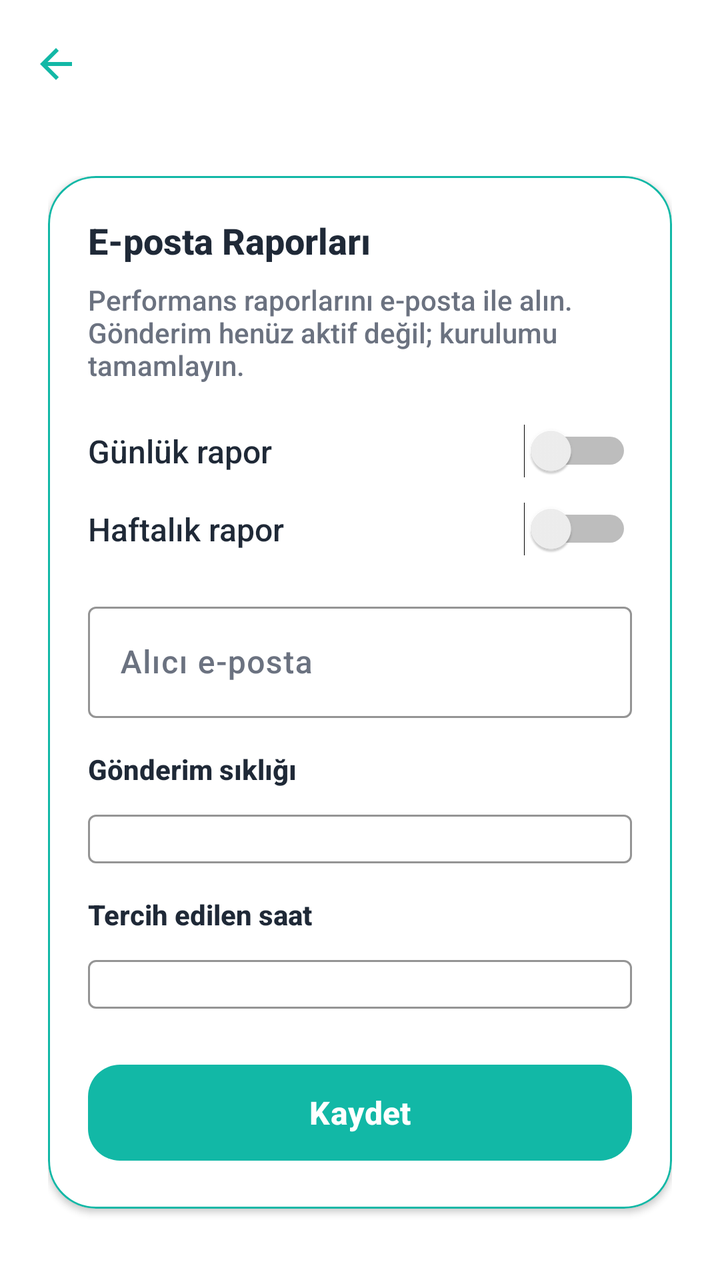
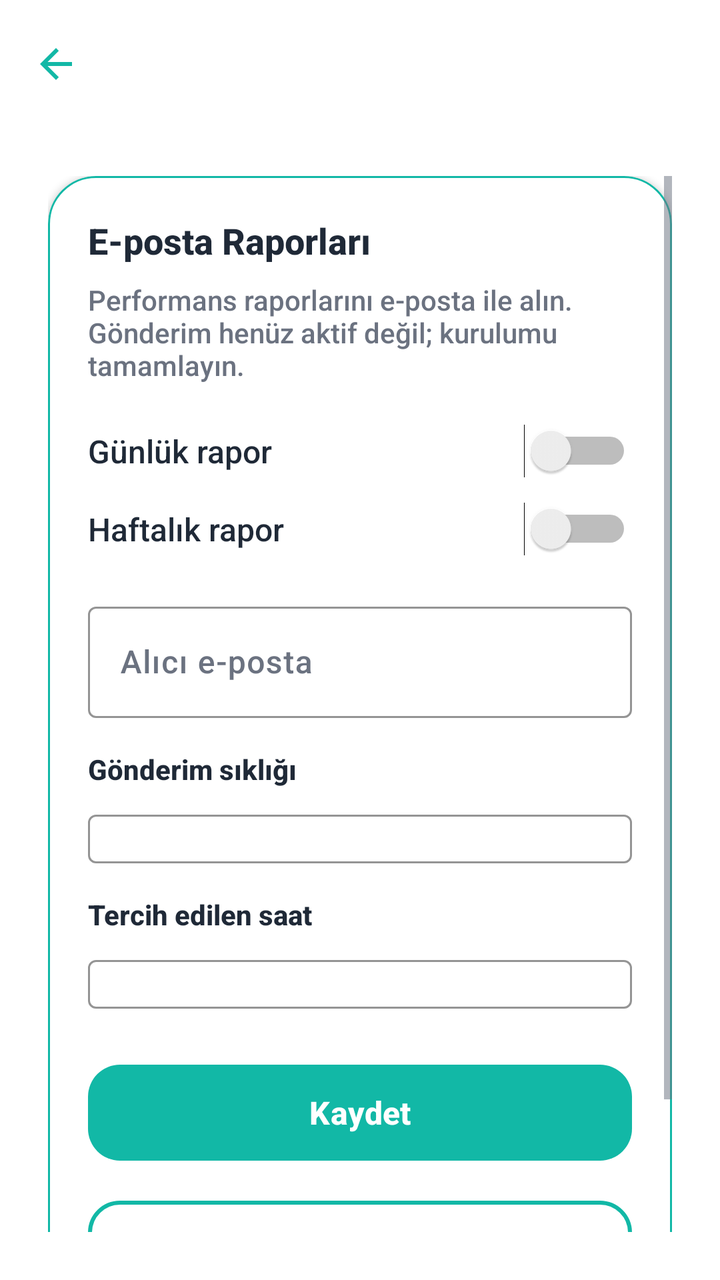

Screens rendered from an Android XML layout before and after an edit, with the pre-edit source and the edit as a unified diff.
<!-- AndroidManifest.xml: application theme Theme.BrainBuddy -->
<!-- res/layout/activity_email_reports_setup.xml -->
<?xml version="1.0" encoding="utf-8"?>
<LinearLayout xmlns:android="http://schemas.android.com/apk/res/android"
    xmlns:app="http://schemas.android.com/apk/res-auto"
    android:layout_width="match_parent"
    android:layout_height="match_parent"
    android:orientation="vertical"
    android:background="@color/white">

    <com.google.android.material.appbar.MaterialToolbar
        android:id="@+id/toolbar"
        android:layout_width="match_parent"
        android:layout_height="?attr/actionBarSize"
        android:background="@color/white"
        app:titleTextColor="@color/bb_text"
        app:navigationIcon="?attr/homeAsUpIndicator"
        app:navigationIconTint="@color/emerald_primary" />

    <ScrollView
        android:layout_width="match_parent"
        android:layout_height="match_parent"
        android:fillViewport="true"
        android:padding="@dimen/space_24">

        <LinearLayout
            android:layout_width="match_parent"
            android:layout_height="wrap_content"
            android:orientation="vertical">

            <com.google.android.material.card.MaterialCardView
                style="@style/Widget.BrainBuddy.Card"
                android:layout_width="match_parent"
                android:layout_height="wrap_content"
                app:strokeColor="@color/emerald_primary"
                app:strokeWidth="1dp"
                app:cardBackgroundColor="@color/white">

                <LinearLayout
                    android:layout_width="match_parent"
                    android:layout_height="wrap_content"
                    android:orientation="vertical"
                    android:padding="20dp">

                    <TextView
                        android:layout_width="match_parent"
                        android:layout_height="wrap_content"
                        android:text="@string/email_reports_setup_title"
                        android:textSize="18sp"
                        android:textStyle="bold"
                        android:textColor="@color/bb_text"/>

                    <TextView
                        android:layout_width="match_parent"
                        android:layout_height="wrap_content"
                        android:layout_marginTop="8dp"
                        android:text="@string/email_reports_setup_subtitle"
                        android:textSize="14sp"
                        android:textColor="@color/bb_text_muted"/>

                    <LinearLayout
                        android:layout_width="match_parent"
                        android:layout_height="wrap_content"
                        android:orientation="horizontal"
                        android:gravity="center_vertical"
                        android:layout_marginTop="20dp">

                        <TextView
                            android:layout_width="0dp"
                            android:layout_height="wrap_content"
                            android:layout_weight="1"
                            android:text="@string/email_reports_daily"
                            android:textSize="16sp"
                            android:textColor="@color/bb_text"/>

                        <Switch
                            android:id="@+id/switchDailyReport"
                            android:layout_width="wrap_content"
                            android:layout_height="wrap_content"/>
                    </LinearLayout>

                    <LinearLayout
                        android:layout_width="match_parent"
                        android:layout_height="wrap_content"
                        android:orientation="horizontal"
                        android:gravity="center_vertical"
                        android:layout_marginTop="12dp">

                        <TextView
                            android:layout_width="0dp"
                            android:layout_height="wrap_content"
                            android:layout_weight="1"
                            android:text="@string/email_reports_weekly"
                            android:textSize="16sp"
                            android:textColor="@color/bb_text"/>

                        <Switch
                            android:id="@+id/switchWeeklyReport"
                            android:layout_width="wrap_content"
                            android:layout_height="wrap_content"/>
                    </LinearLayout>

                    <com.google.android.material.textfield.TextInputLayout
                        android:id="@+id/emailLayout"
                        style="@style/Widget.Material3.TextInputLayout.OutlinedBox"
                        android:layout_width="match_parent"
                        android:layout_height="wrap_content"
                        android:layout_marginTop="20dp"
                        android:hint="@string/email_reports_recipient"
                        app:boxStrokeColor="@color/emerald_primary"
                        app:hintTextColor="@color/emerald_primary">

                        <com.google.android.material.textfield.TextInputEditText
                            android:id="@+id/emailInput"
                            android:layout_width="match_parent"
                            android:layout_height="wrap_content"
                            android:inputType="textEmailAddress"/>
                    </com.google.android.material.textfield.TextInputLayout>

                    <TextView
                        android:layout_width="match_parent"
                        android:layout_height="wrap_content"
                        android:layout_marginTop="16dp"
                        android:text="@string/email_reports_frequency"
                        android:textSize="14sp"
                        android:textStyle="bold"
                        android:textColor="@color/bb_text"/>

                    <com.google.android.material.textfield.TextInputLayout
                        style="@style/Widget.Material3.TextInputLayout.OutlinedBox"
                        android:layout_width="match_parent"
                        android:layout_height="wrap_content"
                        android:layout_marginTop="8dp"
                        app:boxStrokeColor="@color/emerald_primary">

                        <com.google.android.material.textfield.MaterialAutoCompleteTextView
                            android:id="@+id/spinnerFrequency"
                            android:layout_width="match_parent"
                            android:layout_height="wrap_content"
                            android:inputType="none"/>
                    </com.google.android.material.textfield.TextInputLayout>

                    <TextView
                        android:layout_width="match_parent"
                        android:layout_height="wrap_content"
                        android:layout_marginTop="16dp"
                        android:text="@string/email_reports_hour"
                        android:textSize="14sp"
                        android:textStyle="bold"
                        android:textColor="@color/bb_text"/>

                    <com.google.android.material.textfield.TextInputLayout
                        style="@style/Widget.Material3.TextInputLayout.OutlinedBox"
                        android:layout_width="match_parent"
                        android:layout_height="wrap_content"
                        android:layout_marginTop="8dp"
                        app:boxStrokeColor="@color/emerald_primary">

                        <com.google.android.material.textfield.MaterialAutoCompleteTextView
                            android:id="@+id/spinnerHour"
                            android:layout_width="match_parent"
                            android:layout_height="wrap_content"
                            android:inputType="none"/>
                    </com.google.android.material.textfield.TextInputLayout>

                    <com.google.android.material.button.MaterialButton
                        android:id="@+id/btnSave"
                        style="@style/BBButton"
                        android:layout_width="match_parent"
                        android:layout_height="wrap_content"
                        android:layout_marginTop="24dp"
                        android:text="@string/email_reports_save"/>
                </LinearLayout>
            </com.google.android.material.card.MaterialCardView>
        </LinearLayout>
    </ScrollView>
</LinearLayout>
<!-- resources referenced by this layout -->
<resources>
  <color name="bb_text">#1F2937</color>
  <color name="bb_text_muted">#6B7280</color>
  <color name="emerald_primary">#12B8A6</color>
  <color name="white">#FFFFFF</color>
  <dimen name="space_24">24dp</dimen>
  <string name="email_reports_daily">Günlük rapor</string>
  <string name="email_reports_frequency">Gönderim sıklığı</string>
  <string name="email_reports_hour">Tercih edilen saat</string>
  <string name="email_reports_recipient">Alıcı e-posta</string>
  <string name="email_reports_save">Kaydet</string>
  <string name="email_reports_setup_subtitle">Performans raporlarını e-posta ile alın. Gönderim henüz aktif değil; kurulumu tamamlayın.</string>
  <string name="email_reports_setup_title">E-posta Raporları</string>
  <string name="email_reports_weekly">Haftalık rapor</string>
  <style name="BBButton" parent="Widget.Material3.Button">
          <item name="android:minHeight">56dp</item>
          <item name="android:paddingStart">24dp</item>
          <item name="android:paddingEnd">24dp</item>
          <item name="cornerRadius">16dp</item>
          <item name="android:textAllCaps">false</item>
          <item name="android:textColor">?attr/colorOnPrimary</item>
          <item name="android:textSize">16sp</item>
          <item name="android:textStyle">bold</item>
          <item name="backgroundTint">?attr/colorPrimary</item>
      </style>
  <style name="Widget.BrainBuddy.Card" parent="Widget.Material3.CardView.Elevated">
          <item name="cardCornerRadius">@dimen/card_corner_radius</item>
          <item name="cardElevation">@dimen/card_elevation</item>
          <item name="cardBackgroundColor">?attr/colorSurfaceContainer</item>
          <item name="strokeColor">?attr/colorOutlineVariant</item>
          <item name="strokeWidth">1dp</item>
          <item name="android:foreground">?attr/selectableItemBackground</item>
      </style>
  <dimen name="card_corner_radius">24dp</dimen>
  <dimen name="card_elevation">2dp</dimen>
  <color name="bb_primary">@color/emerald_primary</color>
  <color name="bb_secondary">@color/emerald_dark</color>
  <color name="bb_accent">#FFC107</color>
  <color name="black">#000000</color>
  <color name="bb_error">#FF5252</color>
  <color name="bb_bg">@color/emerald_light</color>
  <color name="bb_surface_container">@color/emerald_surface</color>
  <color name="bb_outline_variant">@color/emerald_primary</color>
  <color name="emerald_light">#E8F7F5</color>
  <color name="emerald_dark">#0E9C8D</color>
  <!-- drawable bg_gradient (drawable) -->
  <?xml version="1.0" encoding="utf-8"?>
  <layer-list xmlns:android="http://schemas.android.com/apk/res/android">
      <item>
          <shape>
              <gradient
                  android:angle="270"
                  android:startColor="@color/emerald_light"
                  android:endColor="@color/emerald_surface"/>
          </shape>
      </item>
  </layer-list>
  <color name="emerald_surface">#F2FBFA</color>
  <!-- unchanged entries left out for length: 1 -->
</resources>

<!-- the commit's change to res/layout/activity_email_reports_setup.xml (unified diff, before → after) -->
@@ -168,6 +168,23 @@
                         android:layout_height="wrap_content"
                         android:layout_marginTop="24dp"
                         android:text="@string/email_reports_save"/>
+
+                    <com.google.android.material.button.MaterialButton
+                        android:id="@+id/btnTestMail"
+                        style="@style/BBButtonAlt"
+                        android:layout_width="match_parent"
+                        android:layout_height="wrap_content"
+                        android:layout_marginTop="12dp"
+                        android:text="@string/email_reports_test_mail"/>
+
+                    <TextView
+                        android:id="@+id/tvPermissionsInfo"
+                        android:layout_width="match_parent"
+                        android:layout_height="wrap_content"
+                        android:layout_marginTop="20dp"
+                        android:text="@string/email_reports_permissions_info"
+                        android:textSize="12sp"
+                        android:textColor="@color/bb_text_muted"/>
                 </LinearLayout>
             </com.google.android.material.card.MaterialCardView>
         </LinearLayout>
<!-- resource entries referenced after the edit -->
@@ -8,10 +8,12 @@
   <string name="email_reports_daily">Günlük rapor</string>
   <string name="email_reports_frequency">Gönderim sıklığı</string>
   <string name="email_reports_hour">Tercih edilen saat</string>
+  <string name="email_reports_permissions_info">Bildirimler için bildirim izni gereklidir. Raporlar planlanan saatte arka planda gönderilecektir.</string>
   <string name="email_reports_recipient">Alıcı e-posta</string>
   <string name="email_reports_save">Kaydet</string>
   <string name="email_reports_setup_subtitle">Performans raporlarını e-posta ile alın. Gönderim henüz aktif değil; kurulumu tamamlayın.</string>
   <string name="email_reports_setup_title">E-posta Raporları</string>
+  <string name="email_reports_test_mail">Test maili gönder</string>
   <string name="email_reports_weekly">Haftalık rapor</string>
   <style name="BBButton" parent="Widget.Material3.Button">
           <item name="android:minHeight">56dp</item>
@@ -23,6 +25,14 @@
           <item name="android:textSize">16sp</item>
           <item name="android:textStyle">bold</item>
           <item name="backgroundTint">?attr/colorPrimary</item>
+      </style>
+  <style name="BBButtonAlt" parent="Widget.Material3.Button.OutlinedButton">
+          <item name="android:minHeight">56dp</item>
+          <item name="cornerRadius">16dp</item>
+          <item name="android:textAllCaps">false</item>
+          <item name="android:textColor">?attr/colorPrimary</item>
+          <item name="strokeColor">?attr/colorPrimary</item>
+          <item name="strokeWidth">2dp</item>
       </style>
   <style name="Widget.BrainBuddy.Card" parent="Widget.Material3.CardView.Elevated">
           <item name="cardCornerRadius">@dimen/card_corner_radius</item>
